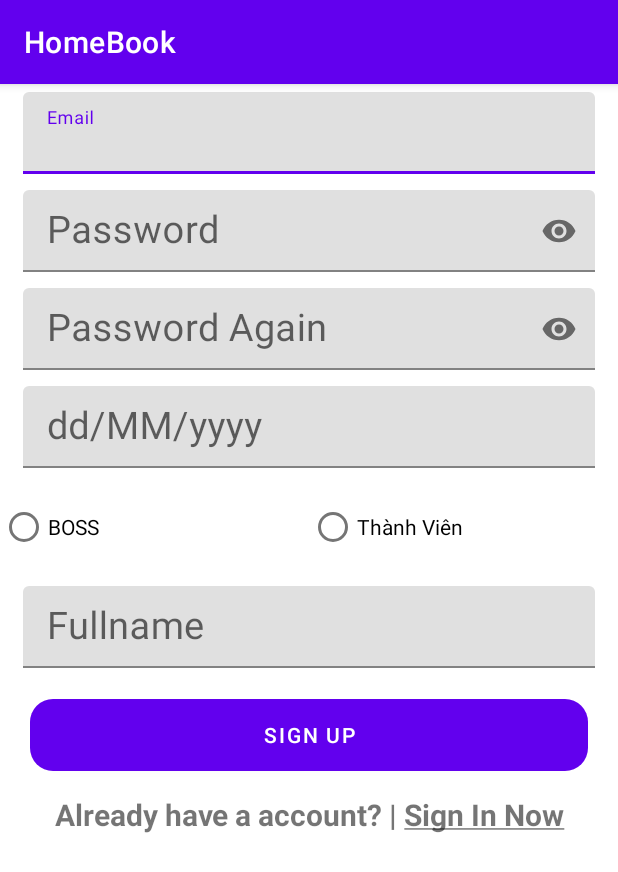
After one commit to Gradi0us/DuAn1_HOMEBOOK, an Android app: the RegisterActivity screen opened directly, with no data from a screen before it, on a phone screen of 412 x 824 dp. The commit adds this screen. Shown: the top 872 px of the screen. Run offline under Robolectric (Android 15) with nearby library versions, the phone set to English and light mode, and no system bars; 1 statement that could not run was skipped.

Commit message:
Thêm Login,Register

```diff
--- a/HOMEBOOK/app/build.gradle
+++ b/HOMEBOOK/app/build.gradle
@@ -33,6 +33,7 @@ dependencies {
     implementation 'androidx.appcompat:appcompat:1.5.1'
     implementation 'com.google.android.material:material:1.7.0'
     implementation 'androidx.constraintlayout:constraintlayout:2.1.4'
+    implementation 'androidx.navigation:navigation-fragment:2.4.1'
     testImplementation 'junit:junit:4.13.2'
     androidTestImplementation 'androidx.test.ext:junit:1.1.3'
     androidTestImplementation 'androidx.test.espresso:espresso-core:3.4.0'
--- /dev/null
+++ b/HOMEBOOK/app/src/main/java/com/example/home_book/RegisterActivity.java
@@ -0,0 +1,53 @@
+package com.example.home_book;
+
+import androidx.appcompat.app.AppCompatActivity;
+import androidx.fragment.app.FragmentManager;
+
+import android.app.DatePickerDialog;
+import android.os.Bundle;
+import android.view.View;
+import android.widget.DatePicker;
+
+import com.google.android.material.bottomnavigation.BottomNavigationView;
+import com.google.android.material.textfield.TextInputEditText;
+
+import java.text.SimpleDateFormat;
+import java.util.Calendar;
+import java.util.GregorianCalendar;
+
+public class RegisterActivity extends AppCompatActivity {
+
+    TextInputEditText birthUp;
+    int dD,mM,yY;
+    SimpleDateFormat format = new SimpleDateFormat("dd/MM/yyyy");
+
+    @Override
+    protected void onCreate(Bundle savedInstanceState) {
+        super.onCreate(savedInstanceState);
+        setContentView(R.layout.activity_register);
+
+
+        birthUp.setOnClickListener(new View.OnClickListener() {
+            @Override
+            public void onClick(View v) {
+                Calendar calendar = Calendar.getInstance();
+                yY = calendar.get(Calendar.YEAR);
+                mM = calendar.get(Calendar.MONTH);
+                dD = calendar.get(Calendar.DATE);
+
+                DatePickerDialog d = new DatePickerDialog(RegisterActivity.this,0,chonDate,yY,mM,dD);
+                d.show();
+            }
+        });
+
+    }
+
+    DatePickerDialog.OnDateSetListener chonDate = new DatePickerDialog.OnDateSetListener() {
+        @Override
+        public void onDateSet(DatePicker view, int year, int month, int dayOfMonth) {
+            yY = year; mM = month; dD = dayOfMonth;
+            GregorianCalendar gC = new GregorianCalendar(yY,mM,dD);
+            birthUp.setText(format.format(gC.getTime()));
+        }
+    };
+}
--- a/HOMEBOOK/app/src/main/java/com/example/home_book/StartActivity.java
+++ b/HOMEBOOK/app/src/main/java/com/example/home_book/StartActivity.java
@@ -1,6 +1,7 @@
 package com.example.home_book;
 
 import androidx.appcompat.app.AppCompatActivity;
+import androidx.dynamicanimation.animation.DynamicAnimation;
 
 import android.animation.AnimatorSet;
 import android.animation.ObjectAnimator;
--- /dev/null
+++ b/HOMEBOOK/app/src/main/res/drawable/round_corner.xml
@@ -0,0 +1,13 @@
+<?xml version="1.0" encoding="utf-8"?>
+<!--  res/drawable/rounded_edittext.xml -->
+<shape xmlns:android="http://schemas.android.com/apk/res/android"
+    android:shape="rectangle"
+    android:padding="10dp">
+
+    <solid android:color="#FFFFFF" />
+    <corners
+        android:bottomRightRadius="15dp"
+        android:bottomLeftRadius="15dp"
+        android:topLeftRadius="15dp"
+        android:topRightRadius="15dp" />
+</shape>
--- /dev/null
+++ b/HOMEBOOK/app/src/main/res/layout/activity_register.xml
@@ -0,0 +1,135 @@
+<?xml version="1.0" encoding="utf-8"?>
+<LinearLayout xmlns:android="http://schemas.android.com/apk/res/android"
+    xmlns:app="http://schemas.android.com/apk/res-auto"
+    xmlns:tools="http://schemas.android.com/tools"
+    android:layout_width="match_parent"
+    android:layout_height="match_parent"
+    android:orientation="vertical"
+    tools:context=".RegisterActivity">
+
+    <com.google.android.material.textfield.TextInputLayout
+        android:layout_width="match_parent"
+        android:layout_height="wrap_content">
+
+        <com.google.android.material.textfield.TextInputEditText
+            android:layout_width="match_parent"
+            android:layout_height="wrap_content"
+            android:id="@+id/emailUp"
+            android:textSize="25dp"
+            android:hint="Email"
+            android:paddingVertical="10dp"
+            android:layout_marginHorizontal="15dp"
+            android:layout_marginVertical="5dp" />
+
+    </com.google.android.material.textfield.TextInputLayout>
+
+    <com.google.android.material.textfield.TextInputLayout
+        android:layout_width="match_parent"
+        android:layout_height="wrap_content"
+        app:passwordToggleEnabled="true">
+
+        <com.google.android.material.textfield.TextInputEditText
+            android:layout_width="match_parent"
+            android:layout_height="wrap_content"
+            android:id="@+id/passUp"
+            android:textSize="25dp"
+            android:hint="Password"
+            android:inputType="textPassword"
+            android:paddingVertical="10dp"
+            android:layout_marginHorizontal="15dp"
+            android:layout_marginVertical="5dp" />
+
+    </com.google.android.material.textfield.TextInputLayout>
+
+    <com.google.android.material.textfield.TextInputLayout
+        android:layout_width="match_parent"
+        android:layout_height="wrap_content"
+        app:passwordToggleEnabled="true">
+
+        <com.google.android.material.textfield.TextInputEditText
+            android:layout_width="match_parent"
+            android:layout_height="wrap_content"
+            android:id="@+id/passUpAgain"
+            android:textSize="25dp"
+            android:hint="Password Again"
+            android:inputType="textPassword"
+            android:paddingVertical="10dp"
+            android:layout_marginHorizontal="15dp"
+            android:layout_marginVertical="5dp" />
+
+    </com.google.android.material.textfield.TextInputLayout>
+
+    <com.google.android.material.textfield.TextInputLayout
+        android:layout_width="match_parent"
+        android:layout_height="wrap_content">
+
+        <com.google.android.material.textfield.TextInputEditText
+            android:layout_width="match_parent"
+            android:layout_height="wrap_content"
+            android:id="@+id/birthUp"
+            android:textSize="25dp"
+            android:hint="dd/MM/yyyy"
+            android:editable="false"
+            android:paddingVertical="10dp"
+            android:layout_marginHorizontal="15dp"
+            android:layout_marginVertical="5dp" />
+
+    </com.google.android.material.textfield.TextInputLayout>
+
+    <RadioGroup
+        android:layout_width="match_parent"
+        android:layout_height="wrap_content"
+        android:id="@+id/roleUp"
+        android:layout_marginVertical="10dp"
+        android:orientation="horizontal"
+        android:weightSum="2">
+
+        <RadioButton
+            android:layout_width="0dp"
+            android:layout_height="wrap_content"
+            android:id="@+id/bossUP"
+            android:text="BOSS"
+            android:layout_weight="1"/>
+
+        <RadioButton
+            android:layout_width="0dp"
+            android:layout_height="wrap_content"
+            android:id="@+id/memberUp"
+            android:text="Thành Viên"
+            android:layout_weight="1"/>
+    </RadioGroup>
+
+    <com.google.android.material.textfield.TextInputLayout
+        android:layout_width="match_parent"
+        android:layout_height="wrap_content">
+
+        <com.google.android.material.textfield.TextInputEditText
+            android:layout_width="match_parent"
+            android:layout_height="wrap_content"
+            android:id="@+id/nameUp"
+            android:textSize="25dp"
+            android:hint="Fullname"
+            android:paddingVertical="10dp"
+            android:layout_marginHorizontal="15dp"
+            android:layout_marginVertical="5dp" />
+
+    </com.google.android.material.textfield.TextInputLayout>
+
+    <Button
+        android:layout_width="match_parent"
+        android:layout_height="wrap_content"
+        android:background="@drawable/round_corner"
+        android:layout_marginVertical="15dp"
+        android:text="Sign Up"
+        android:layout_marginHorizontal="20dp"/>
+
+    <TextView
+        android:layout_width="match_parent"
+        android:layout_height="wrap_content"
+        android:text="@string/wanttologin"
+        android:textSize="20dp"
+        android:id="@+id/backToLogin"
+        android:textStyle="bold"
+        android:gravity="center|bottom"/>
+
+</LinearLayout>
--- a/HOMEBOOK/app/src/main/res/values/strings.xml
+++ b/HOMEBOOK/app/src/main/res/values/strings.xml
@@ -1,3 +1,6 @@
 <resources>
-    <string name="app_name">Home_Book</string>
+    <string name="app_name">HomeBook</string>
+    <string name="quenmatkhau">Quên Mật Khẩu?</string>
+    <string name="wanttoregister"><u>Create a new account with email</u></string>
+    <string name="wanttologin">Already have a account? | <u>Sign In Now</u></string>
 </resources>
```
Also changed, not shown: HOMEBOOK/app/src/main/AndroidManifest.xml (+18 -5 lines), HOMEBOOK/app/src/main/java/com/example/home_book/LoginActivity.java (added, +14 -0 lines), HOMEBOOK/app/src/main/java/com/example/home_book/Register1Fragment.java (added, +23 -0 lines), HOMEBOOK/app/src/main/res/layout/activity_login.xml (added, +138 -0 lines), HOMEBOOK/app/src/main/res/layout/fragment_register1.xml (added, +27 -0 lines), HOMEBOOK/app/src/main/res/values/themes.xml (+10 -0 lines).
